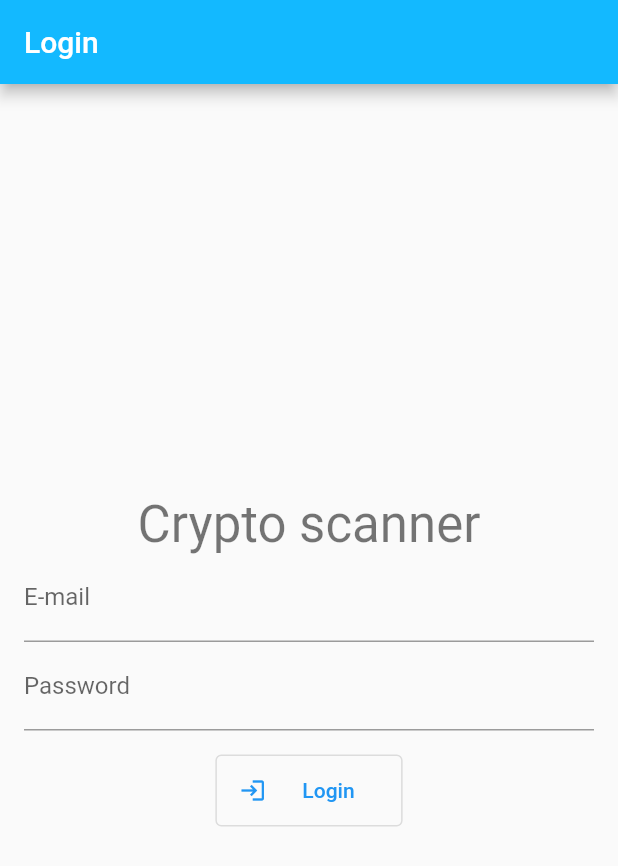
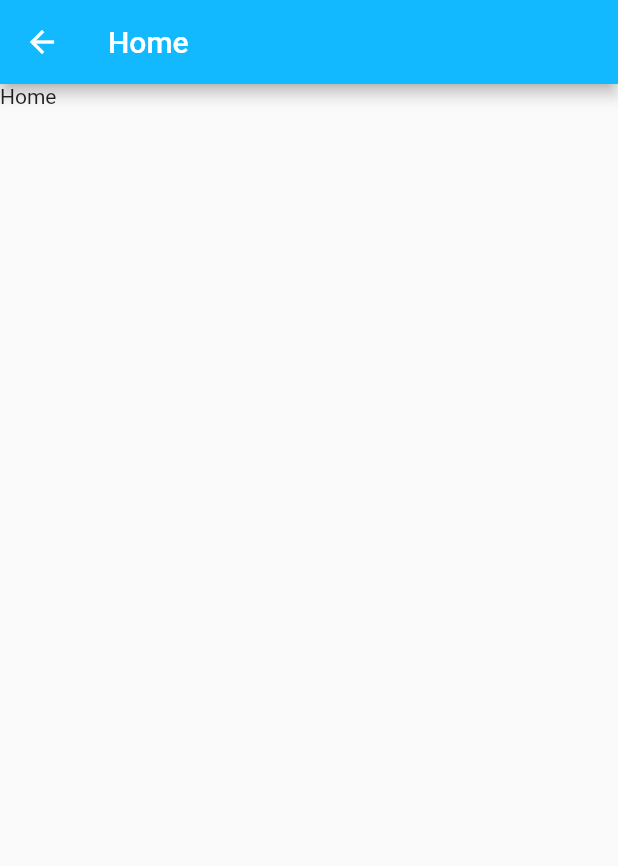
Before and after one commit to tieorange/crypto_prices_scanner_flutter, a Flutter app: the screen it shows after launch, after a tap on "Login", on a phone screen of 412 x 824 dp. Shown: the top 866 px of the screen. Run offline on Flutter 3.47's test engine with Material 2 defaults, Android fonts, the phone set to English and light mode, and no system bars; our stand-ins replace bloc, flutter_bloc; generated files the repository leaves out were written again.

Commit message:
Added basic navigation login->home

```diff
--- /dev/null
+++ b/lib/presentation/common/widgets/app_bar.dart
@@ -0,0 +1,23 @@
+import 'package:flutter/material.dart';
+
+abstract class AppBarBuilder {
+  static const double APP_BAR_ACTION_ICON_SIZE = 28.0;
+
+  static AppBar buildAppBar(
+    String title,
+    BuildContext context, {
+    List<Widget> actions = const [],
+    Widget? leading,
+    Widget? customTitle,
+    bool defaultLeading = true,
+    bool centerTitle = false,
+  }) {
+    return AppBar(
+      centerTitle: centerTitle,
+      title: customTitle ?? Text(title),
+      actions: actions,
+      leading: leading,
+      automaticallyImplyLeading: defaultLeading,
+    );
+  }
+}
--- /dev/null
+++ b/lib/presentation/common/widgets/app_scaffold.dart
@@ -0,0 +1,35 @@
+import 'package:flutter/material.dart';
+
+/* Scaffold with safe area */
+class AppScaffold extends StatelessWidget {
+  const AppScaffold({
+    required this.body,
+    this.appBar,
+    this.bottomNavBar,
+    this.color,
+    this.topSafeArea = true,
+    this.bottomSafeArea = false,
+  });
+
+  final Widget body;
+  final AppBar? appBar;
+  final BottomNavigationBar? bottomNavBar;
+  final bool topSafeArea, bottomSafeArea;
+
+  final Color? color;
+
+  @override
+  Widget build(BuildContext context) {
+    return Scaffold(
+      appBar: appBar,
+      extendBody: true,
+      backgroundColor: color,
+      body: SafeArea(
+        bottom: bottomSafeArea,
+        top: topSafeArea,
+        child: body,
+      ),
+      bottomNavigationBar: bottomNavBar,
+    );
+  }
+}
--- a/lib/presentation/home/view/home_page.dart
+++ b/lib/presentation/home/view/home_page.dart
@@ -1,3 +1,5 @@
+import 'package:crypto_prices/presentation/common/widgets/app_bar.dart';
+import 'package:crypto_prices/presentation/common/widgets/app_scaffold.dart';
 import 'package:crypto_prices/presentation/home/cubit/home_cubit.dart';
 import 'package:flutter/material.dart';
 import 'package:flutter_bloc/flutter_bloc.dart';
@@ -19,6 +21,12 @@ class HomeView extends StatelessWidget {
 
   @override
   Widget build(BuildContext context) {
-    return const Text("Home");
+    return AppScaffold(
+      appBar: AppBarBuilder.buildAppBar(
+        'Home',
+        context,
+      ),
+      body: Text('Home'),
+    );
   }
 }
--- a/lib/presentation/login/view/login_page.dart
+++ b/lib/presentation/login/view/login_page.dart
@@ -1,5 +1,6 @@
 import 'package:crypto_prices/l10n/l10n.dart';
 import 'package:crypto_prices/presentation/login/cubit/login_cubit.dart';
+import 'package:crypto_prices/presentation/navigation/router.dart';
 import 'package:flutter/material.dart';
 import 'package:flutter_bloc/flutter_bloc.dart';
 
@@ -56,7 +57,7 @@ class SignInView extends StatelessWidget {
     );
 
     final loginButton = OutlinedButton.icon(
-      onPressed: onTapLogin,
+      onPressed: () => onTapLogin(context),
       icon: const Icon(Icons.login, size: 18),
       label: const Padding(
         padding: EdgeInsets.all(16),
@@ -79,7 +80,12 @@ class SignInView extends StatelessWidget {
     );
   }
 
-  void onTapLogin() {
+  void onTapLogin(BuildContext context) {
+    AppRouter.navigate(
+      context: context,
+      route: AppRoute.home,
+      type: RouteType.push,
+    );
     // Respond to button press
   }
 }
```
